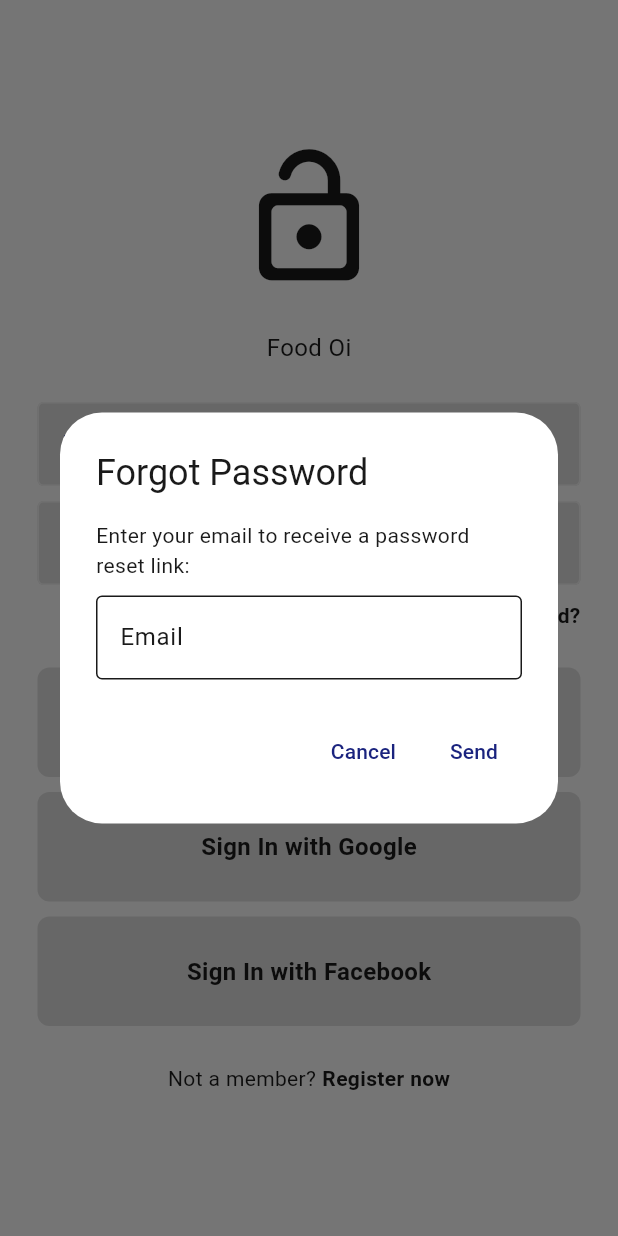
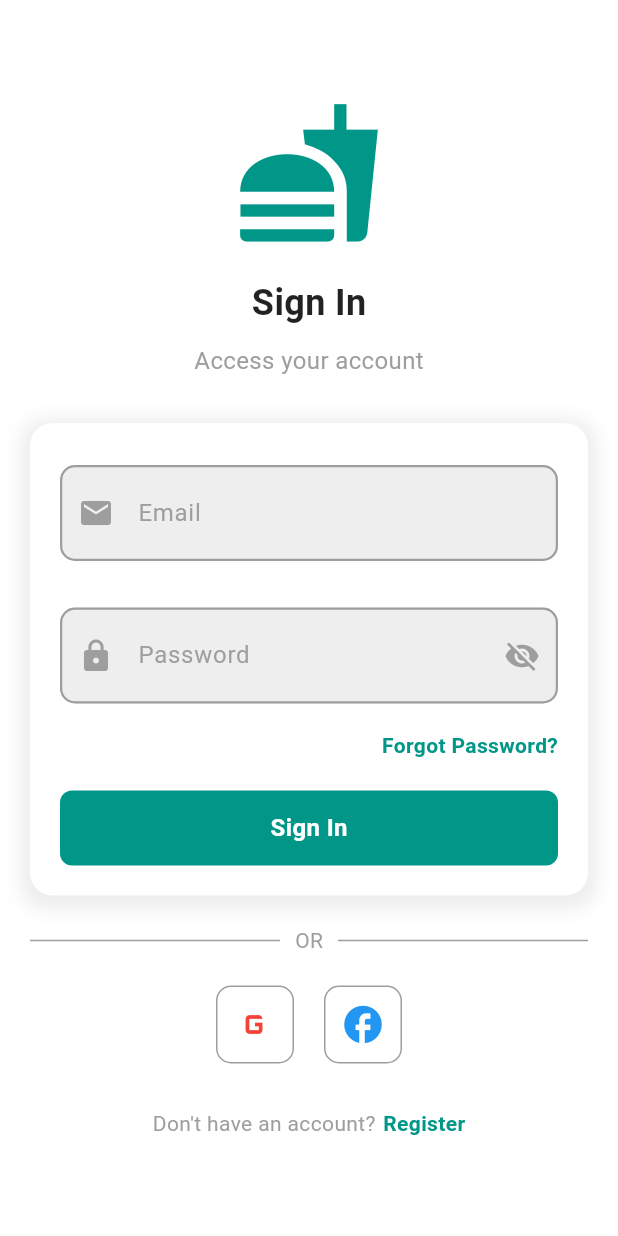
Before and after one commit to ndeeuish/Foi, a Flutter app: the screen it shows after launch, after a tap on "Forgot Password?", on a phone screen of 412 x 824 dp. Run offline on Flutter 3.47's test engine with Material 3 defaults, Android fonts, the phone set to English and light mode, and no system bars; our stand-ins replace cloud_firestore, firebase_auth, firebase_core, flutter_credit_card, google_sign_in, latlong2 and 1 more; missing offline and left inert: flutter_facebook_auth; accounts and stored records are empty.

Commit message:
fix conflicts

```diff
--- a/lib/components/my_button.dart
+++ b/lib/components/my_button.dart
@@ -6,8 +6,8 @@ class MyButton extends StatelessWidget {
 
   const MyButton({
     super.key,
+    required this.onTap,
     required this.text,
-    required this.onTap,
   });
 
   @override
@@ -15,20 +15,19 @@ class MyButton extends StatelessWidget {
     return GestureDetector(
       onTap: onTap,
       child: Container(
-        padding: const EdgeInsets.all(25),
-        margin: const EdgeInsets.symmetric(horizontal: 25),
+        height: 50,
+        width: double.infinity,
         decoration: BoxDecoration(
-            color: Theme.of(context).colorScheme.secondary,
-            borderRadius: BorderRadius.circular(8)
+          color: Colors.teal,
+          borderRadius: BorderRadius.circular(8),
         ),
-        child: Center(
-          child: Text(
-            text,
-            style: TextStyle(
-              fontWeight: FontWeight.bold,
-              color: Theme.of(context).colorScheme.inversePrimary,
-              fontSize: 16,
-            ),
+        alignment: Alignment.center,
+        child: Text(
+          text,
+          style: const TextStyle(
+            color: Colors.white,
+            fontSize: 16,
+            fontWeight: FontWeight.bold,
           ),
         ),
       ),
--- a/lib/components/my_textfield.dart
+++ b/lib/components/my_textfield.dart
@@ -1,41 +1,83 @@
 import 'package:flutter/material.dart';
 
-class MyTextField extends StatelessWidget {
+class MyTextField extends StatefulWidget {
   final TextEditingController controller;
   final String hintText;
+  final String? labelText;
   final bool obscureText;
   final TextInputType? keyboardType;
+  final IconData? prefixIcon;
 
   const MyTextField({
     super.key,
     required this.controller,
     required this.hintText,
+    this.labelText,
     required this.obscureText,
     this.keyboardType,
+    this.prefixIcon,
   });
+
+  @override
+  State<MyTextField> createState() => _MyTextFieldState();
+}
+
+class _MyTextFieldState extends State<MyTextField> {
+  bool _isObscured = true;
+
+  @override
+  void initState() {
+    super.initState();
+    _isObscured = widget.obscureText;
+  }
 
   @override
   Widget build(BuildContext context) {
     return Padding(
-      padding: const EdgeInsets.symmetric(horizontal: 25.0),
+      padding: const EdgeInsets.symmetric(vertical: 8),
       child: TextField(
-        controller: controller,
-        obscureText: obscureText,
-        keyboardType: keyboardType,
+        controller: widget.controller,
+        obscureText: _isObscured,
+        keyboardType: widget.keyboardType,
         decoration: InputDecoration(
+          labelText: widget.labelText,
+          labelStyle: const TextStyle(color: Colors.grey),
+          hintText: widget.hintText,
+          hintStyle: const TextStyle(color: Colors.grey),
+          prefixIcon: widget.prefixIcon != null
+              ? Icon(widget.prefixIcon, color: Colors.grey)
+              : null,
+          filled: true,
+          fillColor: Colors.grey[200],
+          contentPadding:
+              const EdgeInsets.symmetric(vertical: 20, horizontal: 15),
+          border: OutlineInputBorder(
+            borderRadius: BorderRadius.circular(10),
+            borderSide: BorderSide.none,
+          ),
           enabledBorder: OutlineInputBorder(
-            borderSide:
-                BorderSide(color: Theme.of(context).colorScheme.tertiary),
+            borderRadius: BorderRadius.circular(10),
+            borderSide: const BorderSide(color: Colors.grey, width: 1.5),
           ),
           focusedBorder: OutlineInputBorder(
-            borderSide:
-                BorderSide(color: Theme.of(context).colorScheme.primary),
+            borderRadius: BorderRadius.circular(10),
+            borderSide: const BorderSide(color: Colors.teal, width: 2),
           ),
-          fillColor: Theme.of(context).colorScheme.secondary,
-          filled: true,
-          hintText: hintText,
-          hintStyle: TextStyle(color: Theme.of(context).colorScheme.primary),
+          suffixIcon: widget.obscureText
+              ? IconButton(
+                  icon: Icon(
+                    _isObscured ? Icons.visibility_off : Icons.visibility,
+                    color: Colors.grey,
+                  ),
+                  onPressed: () {
+                    setState(() {
+                      _isObscured = !_isObscured;
+                    });
+                  },
+                )
+              : null,
         ),
+        style: const TextStyle(fontSize: 16, color: Colors.black),
       ),
     );
   }
--- a/lib/pages/login_page.dart
+++ b/lib/pages/login_page.dart
@@ -1,4 +1,5 @@
 import 'package:flutter/material.dart';
+import 'package:flutter/services.dart';
 import 'package:foi/auth/services/auth_service.dart';
 import 'package:foi/components/my_button.dart';
 import 'package:foi/components/my_textfield.dart';
@@ -19,7 +20,6 @@ class LoginPage extends StatefulWidget {
 class _LoginPageState extends State<LoginPage> {
   final TextEditingController emailController = TextEditingController();
   final TextEditingController passwordController = TextEditingController();
-  final TextEditingController resetEmailController = TextEditingController();
   final _authService = AuthService();
 
   bool _isValidEmail(String email) {
@@ -31,12 +31,12 @@ class _LoginPageState extends State<LoginPage> {
     String email = emailController.text.trim();
     String password = passwordController.text.trim();
 
-    if (email.isEmpty) {
+    if (email.isEmpty || password.isEmpty) {
       showDialog(
         context: context,
         builder: (context) => AlertDialog(
           title: const Text("Error"),
-          content: const Text("Please enter your email"),
+          content: const Text("Please fill in all fields"),
           actions: [
             TextButton(
               onPressed: () => Navigator.pop(context),
@@ -54,23 +54,6 @@ class _LoginPageState extends State<LoginPage> {
         builder: (context) => AlertDialog(
           title: const Text("Error"),
           content: const Text("Invalid email format"),
-          actions: [
-            TextButton(
-              onPressed: () => Navigator.pop(context),
-              child: const Text("OK"),
-            ),
-          ],
-        ),
-      );
-      return;
-    }
-
-    if (password.isEmpty) {
-      showDialog(
-        context: context,
-        builder: (context) => AlertDialog(
-          title: const Text("Error"),
-          content: const Text("Please enter your password"),
           actions: [
             TextButton(
               onPressed: () => Navigator.pop(context),
@@ -118,30 +101,18 @@ class _LoginPageState extends State<LoginPage> {
   }
 
   void loginWithGoogle() async {
-    showDialog(
-      context: context,
-      barrierDismissible: false,
-      builder: (context) => const Center(child: CircularProgressIndicator()),
-    );
-
     try {
-      print("Calling signInWithGoogle...");
       await _authService.signInWithGoogle();
-      if (mounted) {
-        Navigator.pop(context);
       Navigator.pushReplacement(
         context,
         MaterialPageRoute(builder: (context) => const HomePage()),
       );
-      }
     } catch (e) {
-      if (mounted) {
-        Navigator.pop(context);
       showDialog(
         context: context,
         builder: (context) => AlertDialog(
-            title: const Text("Google Sign In Failed"),
-            content: Text(e.toString().replaceAll("Exception: ", "")),
+          title: const Text("Google Sign-In Failed"),
+          content: Text(e.toString()),
           actions: [
             TextButton(
               onPressed: () => Navigator.pop(context),
@@ -152,42 +123,20 @@ class _LoginPageState extends State<LoginPage> {
       );
     }
   }
-  }
 
   void loginWithFacebook() async {
-    showDialog(
-      context: context,
-      barrierDismissible: false,
-      builder: (context) => const Center(child: CircularProgressIndicator()),
-    );
-
     try {
-      print("Calling signInWithFacebook...");
       await _authService.signInWithFacebook();
-      if (mounted) {
-        Navigator.pop(context);
       Navigator.pushReplacement(
         context,
         MaterialPageRoute(builder: (context) => const HomePage()),
       );
-      }
     } catch (e) {
-      if (mounted) {
-        Navigator.pop(context);
-        String errorMessage = e.toString().replaceAll("Exception: ", "");
-        if (errorMessage.contains("cancelled by user")) {
-          ScaffoldMessenger.of(context).showSnackBar(
-            const SnackBar(
-              content: Text("Sign in with Facebook failed. Please try again."),
-              duration: Duration(seconds: 2),
-            ),
-          );
-        } else {
       showDialog(
         context: context,
         builder: (context) => AlertDialog(
-              title: const Text("Sign in with Facebook failed"),
-              content: Text(errorMessage),
+          title: const Text("Facebook Sign-In Failed"),
+          content: Text(e.toString()),
           actions: [
             TextButton(
               onPressed: () => Navigator.pop(context),
@@ -198,177 +147,169 @@ class _LoginPageState extends State<LoginPage> {
       );
     }
   }
-    }
-  }
 
-  void _showForgotPasswordDialog() {
-    showDialog(
-      context: context,
-      builder: (context) => AlertDialog(
-        title: const Text("Forgot Password"),
-        content: Column(
-          mainAxisSize: MainAxisSize.min,
+  @override
+  Widget build(BuildContext context) {
+    SystemChrome.setSystemUIOverlayStyle(
+      const SystemUiOverlayStyle(
+        statusBarColor: Colors.white,
+        statusBarIconBrightness: Brightness.dark,
+      ),
+    );
+
+    return Scaffold(
+      backgroundColor: Colors.white,
+      body: SafeArea(
+        child: Center(
+          child: SingleChildScrollView(
+            child: Padding(
+              padding: const EdgeInsets.symmetric(horizontal: 20),
+              child: Column(
+                mainAxisAlignment: MainAxisAlignment.center,
                 children: [
-            const Text("Enter your email to receive a password reset link:"),
+                  const Icon(
+                    Icons.fastfood,
+                    size: 100,
+                    color: Colors.teal,
+                  ),
+                  const SizedBox(height: 20),
+                  const Text(
+                    "Sign In",
+                    style: TextStyle(
+                      fontSize: 24,
+                      fontWeight: FontWeight.bold,
+                      color: Colors.black87,
+                    ),
+                  ),
                   const SizedBox(height: 10),
-            TextField(
-              controller: resetEmailController,
-              decoration: const InputDecoration(
-                border: OutlineInputBorder(),
-                labelText: "Email",
-                hintText: "Enter your email",
+                  const Text(
+                    "Access your account",
+                    style: TextStyle(
+                      fontSize: 16,
+                      color: Colors.grey,
                     ),
-              keyboardType: TextInputType.emailAddress,
+                  ),
+                  const SizedBox(height: 30),
+                  Container(
+                    padding: const EdgeInsets.all(20),
+                    decoration: BoxDecoration(
+                      color: Colors.white,
+                      borderRadius: BorderRadius.circular(15),
+                      boxShadow: [
+                        BoxShadow(
+                          color: Colors.grey.withOpacity(0.2),
+                          spreadRadius: 5,
+                          blurRadius: 10,
+                          offset: const Offset(0, 3),
                         ),
                       ],
                     ),
-        actions: [
-          TextButton(
-            onPressed: () => Navigator.pop(context),
-            child: const Text("Cancel"),
+                    child: Column(
+                      children: [
+                        MyTextField(
+                          controller: emailController,
+                          hintText: "Enter your email",
+                          labelText: "Email",
+                          obscureText: false,
+                          keyboardType: TextInputType.emailAddress,
+                          prefixIcon: Icons.email,
                         ),
-          TextButton(
-            onPressed: () async {
-              String email = resetEmailController.text.trim();
-              if (email.isEmpty) {
-                ScaffoldMessenger.of(context).showSnackBar(
-                  const SnackBar(
-                    content: Text("Please enter your email"),
-                    duration: Duration(seconds: 2),
+                        const SizedBox(height: 15),
+                        MyTextField(
+                          controller: passwordController,
+                          hintText: "Enter your password",
+                          labelText: "Password",
+                          obscureText: true,
+                          prefixIcon: Icons.lock,
                         ),
-                );
-                return;
-              }
-              if (!_isValidEmail(email)) {
-                ScaffoldMessenger.of(context).showSnackBar(
-                  const SnackBar(
-                    content: Text("Invalid email format"),
-                    duration: Duration(seconds: 2),
+                        const SizedBox(height: 10),
+                        Align(
+                          alignment: Alignment.centerRight,
+                          child: GestureDetector(
+                            onTap: () {},
+                            child: const Text(
+                              "Forgot Password?",
+                              style: TextStyle(
+                                color: Colors.teal,
+                                fontWeight: FontWeight.bold,
                               ),
-                );
-                return;
-              }
-
-              try {
-                await _authService.resetPassword(email);
-                if (mounted) {
-                  Navigator.pop(context);
-                  ScaffoldMessenger.of(context).showSnackBar(
-                    const SnackBar(
-                      content:
-                          Text("Password reset email sent! Check your inbox."),
-                      duration: Duration(seconds: 3),
                             ),
-                  );
-                  resetEmailController.clear();
-                }
-              } catch (e) {
-                if (mounted) {
-                  Navigator.pop(context);
-                  ScaffoldMessenger.of(context).showSnackBar(
-                    SnackBar(
-                      content: Text(
-                          "Error: ${e.toString().replaceAll("Exception: ", "")}"),
-                      duration: const Duration(seconds: 3),
                           ),
-                  );
-                }
-              }
-            },
-            child: const Text("Send"),
+                        ),
+                        const SizedBox(height: 20),
+                        MyButton(
+                          text: "Sign In",
+                          onTap: login,
                         ),
                       ],
                     ),
-    );
-  }
-
-  @override
-  Widget build(BuildContext context) {
-    return Scaffold(
-      backgroundColor: Theme.of(context).colorScheme.surface,
-      body: SafeArea(
-        child: Center(
-          child: SingleChildScrollView(
-            child: Column(
+                  ),
+                  const SizedBox(height: 20),
+                  Row(
+                    children: const [
+                      Expanded(child: Divider(color: Colors.grey)),
+                      Padding(
+                        padding: EdgeInsets.symmetric(horizontal: 10),
+                        child: Text(
+                          "OR",
+                          style: TextStyle(color: Colors.grey),
+                        ),
+                      ),
+                      Expanded(child: Divider(color: Colors.grey)),
+                    ],
+                  ),
+                  const SizedBox(height: 20),
+                  Row(
                     mainAxisAlignment: MainAxisAlignment.center,
                     children: [
-                Icon(
-                  Icons.lock_open_rounded,
-                  size: 100,
-                  color: Theme.of(context).colorScheme.inversePrimary,
+                      GestureDetector(
+                        onTap: loginWithGoogle,
+                        child: Container(
+                          padding: const EdgeInsets.all(10),
+                          decoration: BoxDecoration(
+                            border: Border.all(color: Colors.grey),
+                            borderRadius: BorderRadius.circular(10),
                           ),
-                const SizedBox(height: 25),
-                Text(
-                  "Food Oi",
-                  style: TextStyle(
-                    fontSize: 16,
-                    color: Theme.of(context).colorScheme.inversePrimary,
+                          child: const Icon(
+                            Icons.g_mobiledata,
+                            color: Colors.red,
+                            size: 30,
                           ),
                         ),
-                const SizedBox(height: 25),
-                MyTextField(
-                  controller: emailController,
-                  hintText: "Email",
-                  obscureText: false,
-                  keyboardType: TextInputType.emailAddress,
                       ),
-                const SizedBox(height: 10),
-                MyTextField(
-                  controller: passwordController,
-                  hintText: "Password",
-                  obscureText: true,
-                  keyboardType: TextInputType.text,
+                      const SizedBox(width: 20),
+                      GestureDetector(
+                        onTap: loginWithFacebook,
+                        child: Container(
+                          padding: const EdgeInsets.all(10),
+                          decoration: BoxDecoration(
+                            border: Border.all(color: Colors.grey),
+                            borderRadius: BorderRadius.circular(10),
                           ),
-                const SizedBox(height: 10),
-                Padding(
-                  padding: const EdgeInsets.symmetric(horizontal: 25.0),
-                  child: Row(
-                    mainAxisAlignment: MainAxisAlignment.end,
-                    children: [
-                      GestureDetector(
-                        onTap: _showForgotPasswordDialog,
-                        child: Text(
-                          "Forgot Password?",
-                          style: TextStyle(
-                            color: Theme.of(context).colorScheme.inversePrimary,
-                            fontWeight: FontWeight.bold,
+                          child: const Icon(
+                            Icons.facebook,
+                            color: Colors.blue,
+                            size: 30,
                           ),
                         ),
                       ),
                     ],
                   ),
-                ),
-                const SizedBox(height: 25),
-                MyButton(
-                  text: "Sign In",
-                  onTap: login,
-                ),
-                const SizedBox(height: 10),
-                MyButton(
-                  text: "Sign In with Google",
-                  onTap: loginWithGoogle,
-                ),
-                const SizedBox(height: 10),
-                MyButton(
-                  text: "Sign In with Facebook",
-                  onTap: loginWithFacebook,
-                ),
-                const SizedBox(height: 25),
+                  const SizedBox(height: 30),
                   Row(
                     mainAxisAlignment: MainAxisAlignment.center,
                     children: [
-                    Text(
-                      "Not a member?",
-                      style: TextStyle(
-                          color: Theme.of(context).colorScheme.inversePrimary),
+                      const Text(
+                        "Don't have an account?",
+                        style: TextStyle(color: Colors.grey),
                       ),
-                    const SizedBox(width: 4),
+                      const SizedBox(width: 5),
                       GestureDetector(
                         onTap: widget.onTap,
-                      child: Text(
-                        "Register now",
+                        child: const Text(
+                          "Register",
                           style: TextStyle(
-                          color: Theme.of(context).colorScheme.inversePrimary,
+                            color: Colors.teal,
                             fontWeight: FontWeight.bold,
                           ),
                         ),
@@ -380,6 +321,7 @@ class _LoginPageState extends State<LoginPage> {
             ),
           ),
         ),
+      ),
     );
   }
 }
--- a/pubspec.yaml
+++ b/pubspec.yaml
@@ -49,6 +49,8 @@ dependencies:
   webview_flutter: ^4.10.0
   cloud_functions: ^5.4.0
   url_launcher: ^6.3.1
+  flutter_svg: ^2.0.10
+  google_fonts: ^6.2.1
 
 dev_dependencies:
   flutter_test:
```
Also changed, not shown: lib/pages/home_page.dart (+11 -2 lines), lib/pages/register_page.dart (+73 -45 lines), pubspec.lock. Lines whose indentation alone changed are shown as unchanged.
